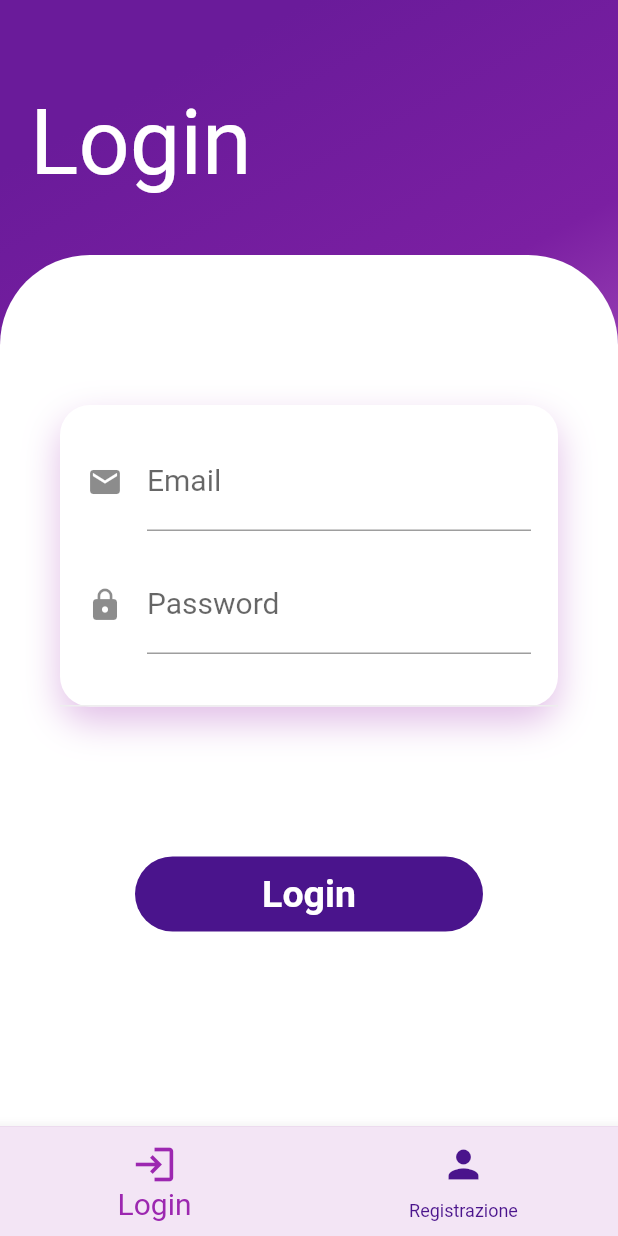
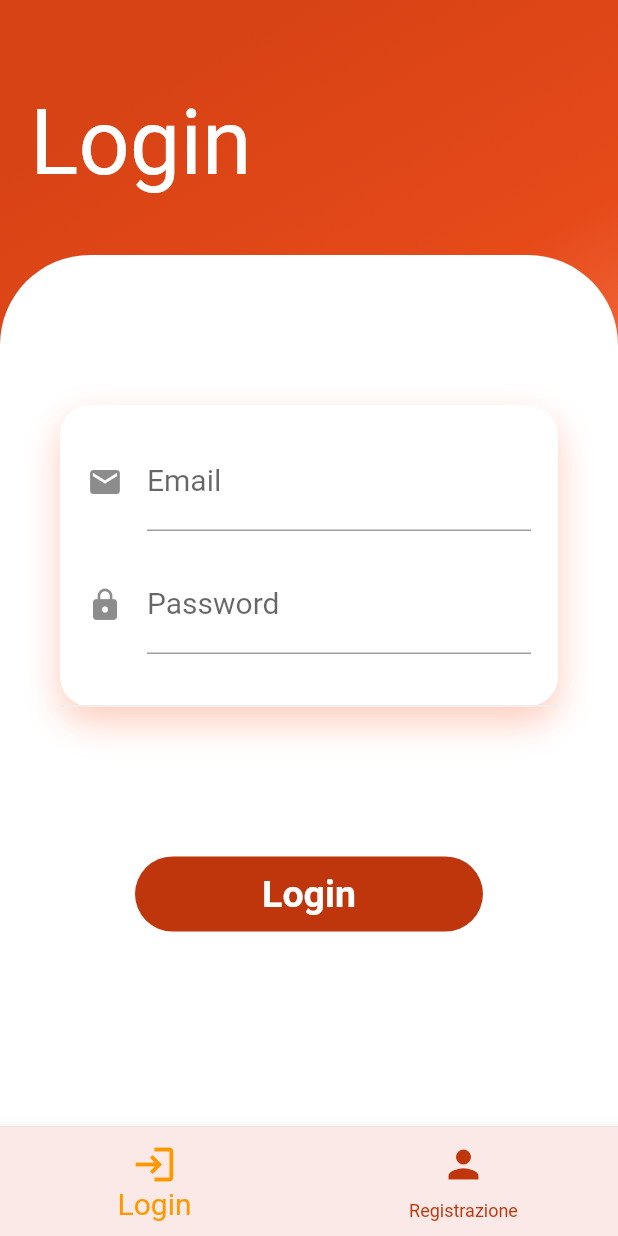
Before and after one commit to andreadeluna/ProgettoSD, a Flutter app: the screen it shows after launch, on a phone screen of 412 x 824 dp. Run offline on Flutter 3.47's test engine with Material 2 defaults, Android fonts, the phone set to English and light mode, and no system bars; our stand-ins replace cloud_firestore, firebase_auth, firebase_core, fluttertoast; accounts and stored records are empty.

Commit message:
Modifica colore pagina di login

```diff
--- a/lib/schermate/login.dart
+++ b/lib/schermate/login.dart
@@ -33,11 +33,11 @@ class _LoginState extends State<Login> {
       onWillPop: () async => false,
       child: MaterialApp(
         theme: ThemeData(
-          primarySwatch: Colors.deepPurple,
+          primarySwatch: Colors.deepOrange,
           inputDecorationTheme: const InputDecorationTheme(
             focusedBorder: UnderlineInputBorder(
               borderSide: BorderSide(
-                color: Colors.purple,
+                color: Colors.orange,
               ),
             ),
           ),
@@ -51,9 +51,9 @@ class _LoginState extends State<Login> {
               gradient: LinearGradient(
                 begin: Alignment.topCenter,
                 colors: [
-                  Colors.purple[800]!,
-                  Colors.purple[700]!,
-                  Colors.purple[300]!,
+                  Colors.deepOrange[800]!,
+                  Colors.deepOrange[700]!,
+                  Colors.deepOrange[300]!,
                 ],
               ),
             ),
@@ -99,7 +99,7 @@ class _LoginState extends State<Login> {
                                 borderRadius: BorderRadius.circular(20),
                                 boxShadow: [
                                   BoxShadow(
-                                    color: Colors.purple[100]!,
+                                    color: Colors.deepOrange[100]!,
                                     blurRadius: 20,
                                     offset: const Offset(0, 10),
                                   )
@@ -210,7 +210,7 @@ class _LoginState extends State<Login> {
                                 const EdgeInsets.symmetric(horizontal: 50),
                                 decoration: BoxDecoration(
                                     borderRadius: BorderRadius.circular(50),
-                                    color: Colors.purple[900]),
+                                    color: Colors.deepOrange[900]),
                                 child: const Center(
                                   child: Text(
                                     "Login",
--- a/lib/schermate/pagina_iniziale.dart
+++ b/lib/schermate/pagina_iniziale.dart
@@ -20,10 +20,10 @@ class _PaginaInizialeState extends State<PaginaIniziale> {
 
     return Scaffold(
       bottomNavigationBar: BottomNavigationBar(
-        backgroundColor: Colors.purple[50],
+        backgroundColor: Colors.deepOrange[50],
         type: BottomNavigationBarType.fixed,
-        unselectedItemColor: Colors.purple[900],
-        selectedItemColor: Colors.purple,
+        unselectedItemColor: Colors.deepOrange[900],
+        selectedItemColor: Colors.orange,
         selectedFontSize: 20,
         currentIndex: indice,
         onTap: (index) {
```
